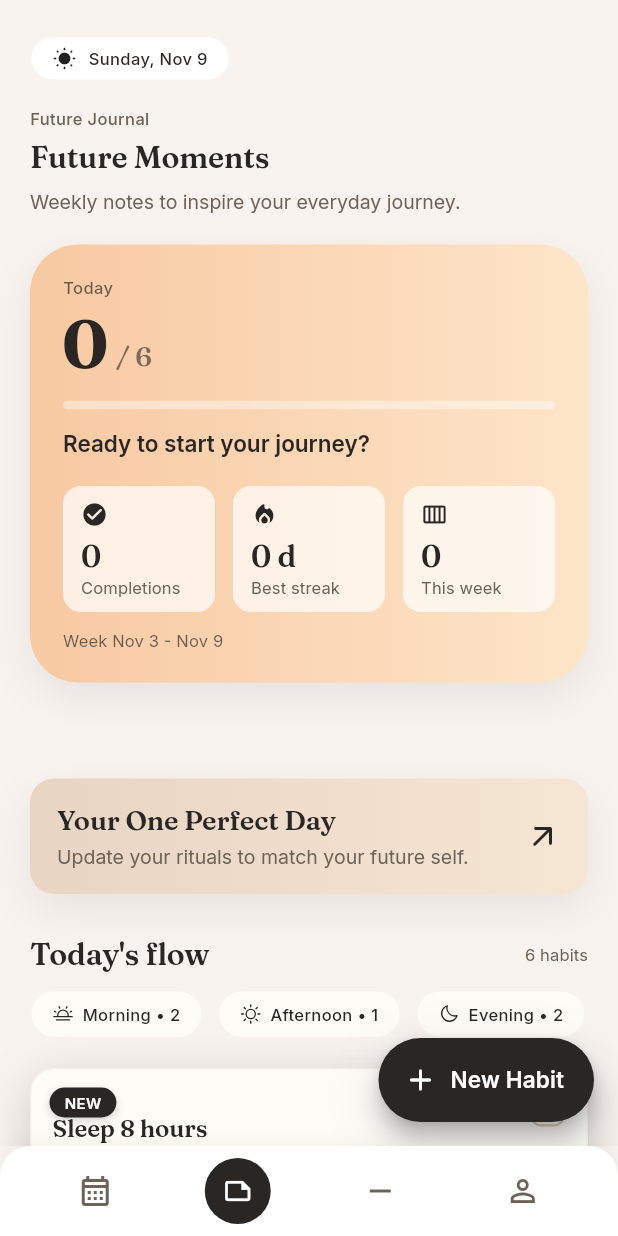
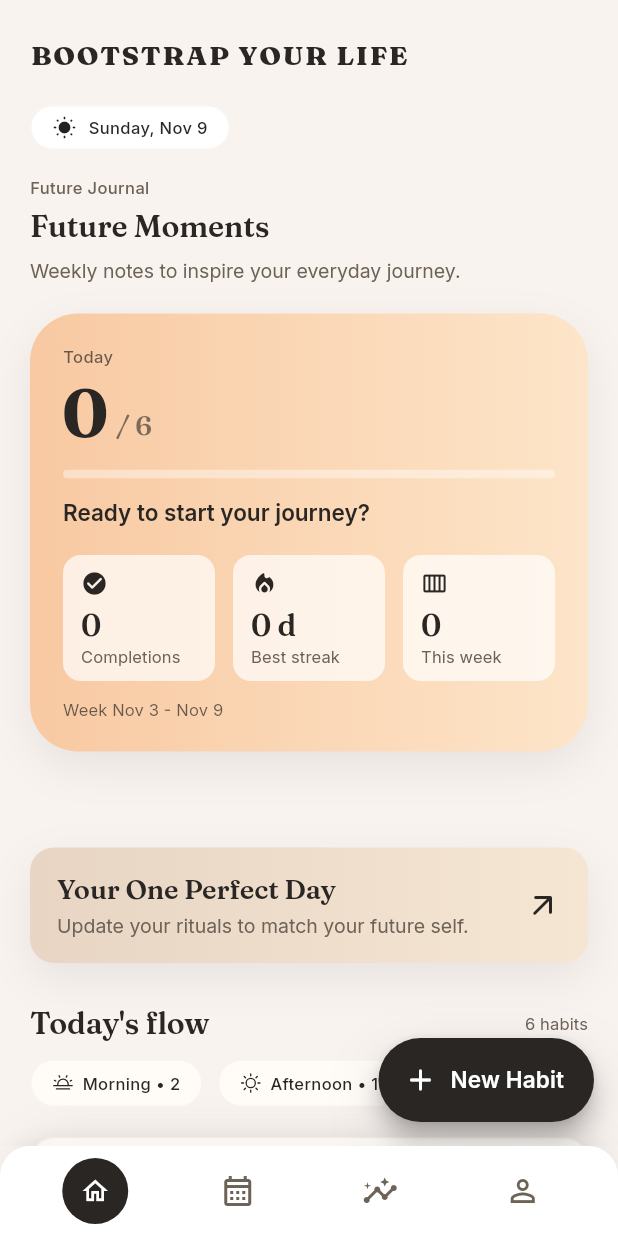
Before and after one commit to erencanakyuz/Bootstrapapp, a Flutter app: the screen it shows after launch, after a tap on "Skip", on a phone screen of 412 x 824 dp. Run offline on Flutter 3.47's test engine with Material 3 defaults, Android fonts, the phone set to English and light mode, and no system bars; our stand-ins replace confetti, file_picker, fl_chart, flutter_local_notifications, flutter_riverpod, flutter_svg and 6 more.

Commit message:
small fixes1

```diff
--- a/lib/screens/calendar_screen.dart
+++ b/lib/screens/calendar_screen.dart
@@ -1,7 +1,6 @@
 import 'package:flutter/material.dart';
 import 'package:flutter/services.dart';
 import 'package:flutter_riverpod/flutter_riverpod.dart';
-import 'package:google_fonts/google_fonts.dart';
 import 'package:intl/intl.dart';
 import '../models/habit.dart';
 import '../providers/app_settings_providers.dart';
@@ -10,7 +9,6 @@ import '../constants/app_constants.dart';
 import '../utils/responsive.dart';
 import '../widgets/modern_button.dart';
 import '../utils/page_transitions.dart';
-import 'profile_screen.dart';
 import 'habit_detail_screen.dart';
 import 'full_calendar_screen.dart';
 
@@ -135,19 +133,20 @@ class _CalendarScreenState extends ConsumerState<CalendarScreen> {
       appBar: AppBar(
         backgroundColor: Colors.transparent,
         elevation: 0,
-        title: Text(
-          'BOOTSTRAP YOUR LIFE',
-          style: GoogleFonts.fraunces(
-            fontSize: 16,
-            letterSpacing: 1.2,
-            fontWeight: FontWeight.w800,
-            color: colors.textPrimary,
+        title: const SizedBox.shrink(),
+        centerTitle: true,
       ),
-        ),
-        centerTitle: true,
-        actions: [
-          ModernIconButton(
-            icon: Icons.calendar_view_month,
+      body: SafeArea(
+        top: true,
+        bottom: false, // Bottom navigation handled by MainScreen
+        child: Column(
+          children: [
+            _buildWeekSelector(colors, textStyles, horizontalPadding),
+            Padding(
+              padding: EdgeInsets.symmetric(horizontal: horizontalPadding),
+              child: SizedBox(
+                width: double.infinity,
+                child: ElevatedButton.icon(
                   onPressed: () {
                     final settingsAsync = ref.read(profileSettingsProvider);
                     final hapticsEnabled = settingsAsync.maybeWhen(
@@ -163,33 +162,35 @@ class _CalendarScreenState extends ConsumerState<CalendarScreen> {
                       ),
                     );
                   },
-            backgroundColor:
-                colors.elevatedSurface, // Use theme elevatedSurface
-            iconColor: colors.textPrimary,
-            size: 40,
+                  icon: Icon(
+                    Icons.calendar_view_month,
+                    size: 18,
+                    color: colors.surface,
                   ),
-          const SizedBox(width: 8),
-          ModernIconButton(
-            icon: Icons.settings_outlined,
-            onPressed: () {
-              Navigator.of(
-                context,
-              ).push(PageTransitions.fadeAndSlide(const ProfileScreen()));
-            },
-            backgroundColor:
-                colors.elevatedSurface, // Use theme elevatedSurface
-            iconColor: colors.textPrimary,
-            size: 40,
+                  label: Text(
+                    'Table View',
+                    style: TextStyle(
+                      fontSize: 14,
+                      fontWeight: FontWeight.w600,
+                      color: colors.surface,
                     ),
-          const SizedBox(width: 12),
-        ],
                   ),
-      body: SafeArea(
-        top: true,
-        bottom: false, // Bottom navigation handled by MainScreen
-        child: Column(
-          children: [
-            _buildWeekSelector(colors, textStyles, horizontalPadding),
+                  style: ElevatedButton.styleFrom(
+                    backgroundColor: colors.textPrimary,
+                    foregroundColor: colors.surface,
+                    padding: const EdgeInsets.symmetric(
+                      horizontal: 20,
+                      vertical: 14,
+                    ),
+                    shape: RoundedRectangleBorder(
+                      borderRadius: BorderRadius.circular(AppSizes.radiusM),
+                    ),
+                    elevation: 2,
+                  ),
+                ),
+              ),
+            ),
+            const SizedBox(height: 16),
             Expanded(
               child: SingleChildScrollView(
                 physics: const BouncingScrollPhysics(
--- a/lib/screens/home_screen.dart
+++ b/lib/screens/home_screen.dart
@@ -2,6 +2,7 @@ import 'package:confetti/confetti.dart';
 import 'package:flutter/foundation.dart';
 import 'package:flutter/material.dart';
 import 'package:flutter/services.dart';
+import 'package:google_fonts/google_fonts.dart';
 import 'package:intl/intl.dart';
 
 import '../constants/app_constants.dart';
@@ -132,6 +133,16 @@ class _HomeScreenState extends State<HomeScreen> {
     return Column(
       crossAxisAlignment: CrossAxisAlignment.start,
       children: [
+        Text(
+          'BOOTSTRAP YOUR LIFE',
+          style: GoogleFonts.fraunces(
+            fontSize: 18,
+            letterSpacing: 1.2,
+            fontWeight: FontWeight.w800,
+            color: colors.textPrimary,
+          ),
+        ),
+        const SizedBox(height: 20),
         Row(
           mainAxisAlignment: MainAxisAlignment.spaceBetween,
           children: [
--- a/lib/screens/main_screen.dart
+++ b/lib/screens/main_screen.dart
@@ -22,7 +22,7 @@ class MainScreen extends ConsumerStatefulWidget {
 }
 
 class _MainScreenState extends ConsumerState<MainScreen> {
-  int _currentIndex = 1; // Default to Home (note icon) like reference image
+  int _currentIndex = 0; // Default to Home
 
   @override
   void initState() {
@@ -65,17 +65,17 @@ class _MainScreenState extends ConsumerState<MainScreen> {
   Widget _buildContent(AppColors colors, List<Habit> habits) {
     final screens = [
       _KeepAliveWrapper(
-        child: CalendarScreen(
-          habits: habits,
-          onUpdateHabit: _handleUpdateHabit,
-        ),
-      ),
-      _KeepAliveWrapper(
         child: HomeScreen(
           habits: habits,
           onAddHabit: _handleAddHabit,
           onUpdateHabit: _handleUpdateHabit,
           onDeleteHabit: _handleDeleteHabit,
+        ),
+      ),
+      _KeepAliveWrapper(
+        child: CalendarScreen(
+          habits: habits,
+          onUpdateHabit: _handleUpdateHabit,
         ),
       ),
       _KeepAliveWrapper(child: InsightsScreen(habits: habits)),
@@ -117,21 +117,21 @@ class _MainScreenState extends ConsumerState<MainScreen> {
             mainAxisAlignment: MainAxisAlignment.spaceAround,
             children: [
               _buildNavItem(
-                icon: Icons.calendar_month_outlined,
+                icon: Icons.home_outlined,
                 label: '',
                 index: 0,
                 colors: colors,
                 textStyles: textStyles,
               ),
               _buildNavItem(
-                icon: Icons.note_outlined,
+                icon: Icons.calendar_month_outlined,
                 label: '',
                 index: 1,
                 colors: colors,
                 textStyles: textStyles,
               ),
               _buildNavItem(
-                icon: Icons.remove,
+                icon: Icons.insights_outlined,
                 label: '',
                 index: 2,
                 colors: colors,
```
Lines whose indentation alone changed are shown as unchanged.
